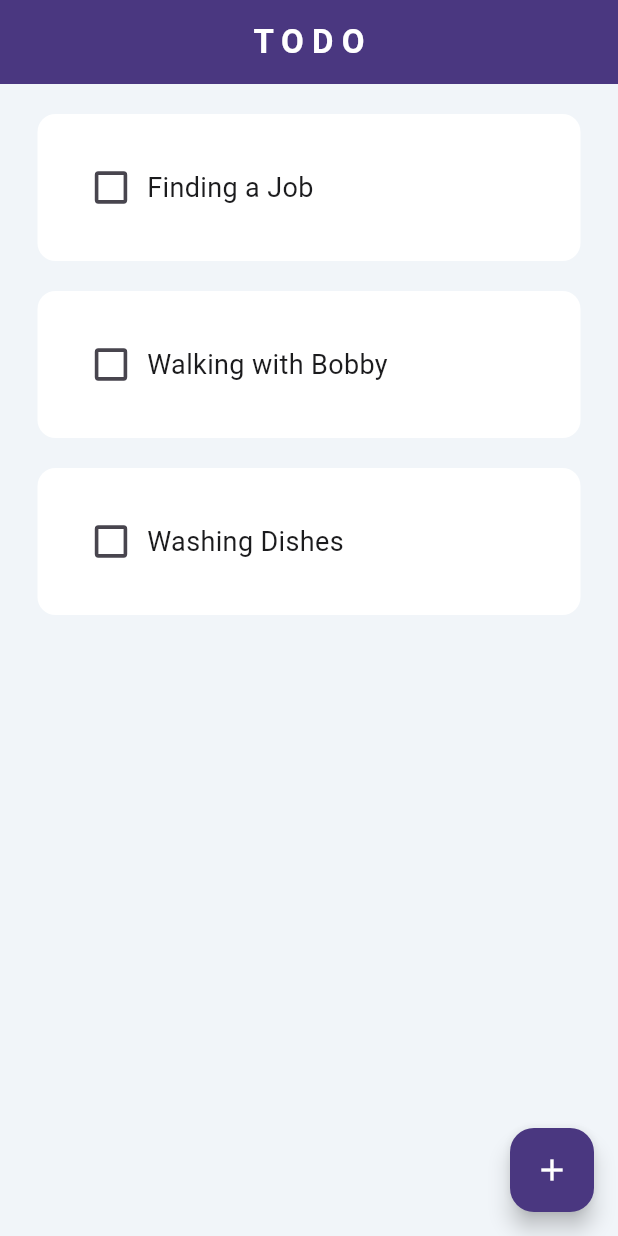
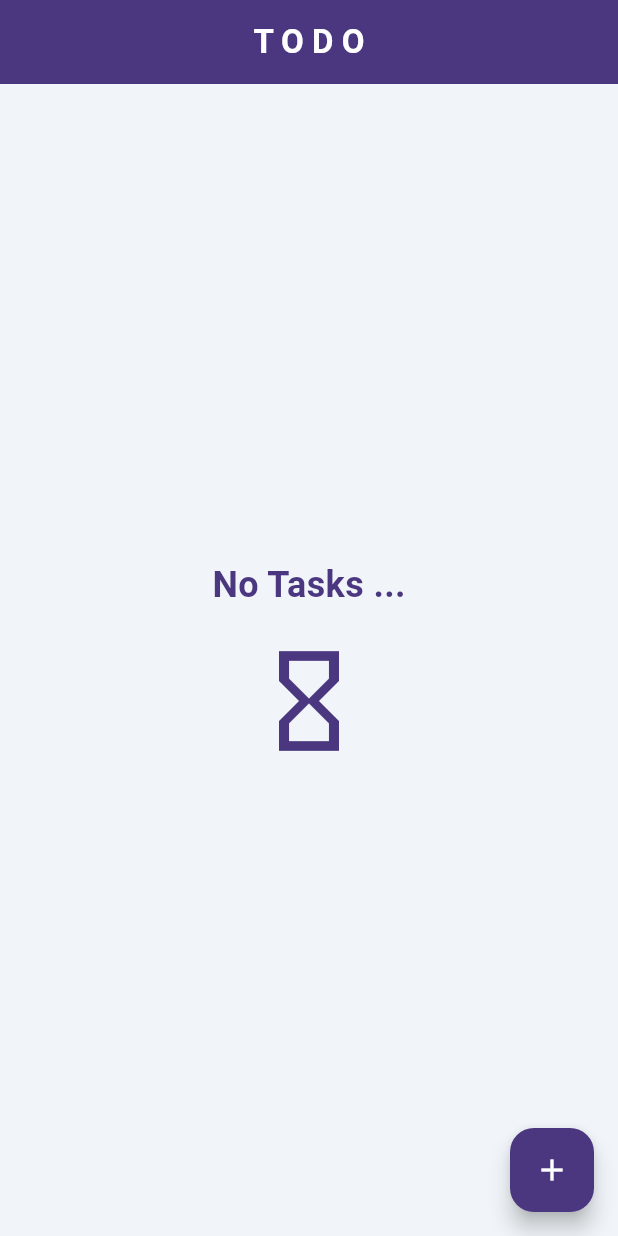
Before and after one commit to ATmilkyway/flutter_todo, a Flutter app: the screen it shows after launch, on a phone screen of 412 x 824 dp. Run offline on Flutter 3.47's test engine with Material 3 defaults, Android fonts, the phone set to English and light mode, and no system bars.

Commit message:
feat: add snackbar functionality - for input validation

```diff
--- a/lib/pages/todo_page.dart
+++ b/lib/pages/todo_page.dart
@@ -12,11 +12,12 @@ class TodoPage extends StatefulWidget {
 class _TodoPageState extends State<TodoPage> {
   final _newTaskInputFieldController = TextEditingController();
 
-  final List tasks = [
-    ['Finding a Job', false],
-    ['Walking with Bobby', false],
-    ['Washing Dishes', false],
-  ];
+  final List tasks = [];
+  //  final List tasks = [
+  //   ['Finding a Job', false],
+  //   ['Walking with Bobby', false],
+  //   ['Washing Dishes', false],
+  // ];
 
   // checkBoxChnaged
   void checkBoxChnaged(int index) {
@@ -28,7 +29,15 @@ class _TodoPageState extends State<TodoPage> {
   // saveNewTask
   void saveNewTask() {
     setState(() {
-      tasks.add([_newTaskInputFieldController.text, false]);
+      _newTaskInputFieldController.text.isEmpty
+          ? ScaffoldMessenger.of(context).showSnackBar(
+              const SnackBar(
+                content: Text('No task to add ...'),
+                duration: Duration(seconds: 3),
+                backgroundColor: Color(0xFF4A3780),
+              ),
+            )
+          : tasks.add([_newTaskInputFieldController.text, false]);
     });
     Navigator.of(context).pop();
     _newTaskInputFieldController.clear();
@@ -56,7 +65,29 @@ class _TodoPageState extends State<TodoPage> {
         title: Text('T O D O', style: TextStyle(fontWeight: FontWeight.bold)),
         centerTitle: true,
       ),
-      body: ListView.builder(
+      body: tasks.isEmpty
+          ? Center(
+              child: Column(
+                mainAxisAlignment: MainAxisAlignment.center,
+                children: [
+                  Text(
+                    'No Tasks ...',
+                    style: TextStyle(
+                      fontSize: 24,
+                      fontWeight: FontWeight.bold,
+                      color: Color(0xFF4A3780),
+                    ),
+                  ),
+                  const SizedBox(height: 20),
+                  Icon(
+                    Icons.hourglass_empty,
+                    size: 80,
+                    color: Color(0xFF4A3780),
+                  ),
+                ],
+              ),
+            )
+          : ListView.builder(
               itemCount: tasks.length,
               itemBuilder: (context, index) {
                 return TodoTile(
```
Lines whose indentation alone changed are shown as unchanged.
